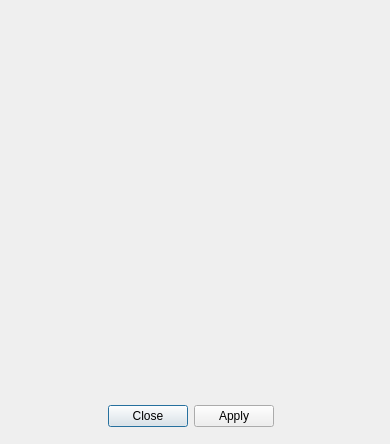
This is tomviz/PresetDialog.ui in OpenChemistry/tomviz as Qt 5 draws it before an edit. The edited form follows.
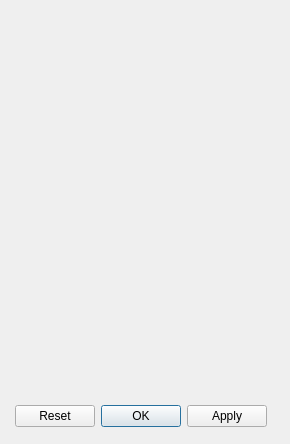
This is the edited form.

Commit message: Apply preset with double-click

```diff
--- a/tomviz/PresetDialog.ui
+++ b/tomviz/PresetDialog.ui
@@ -6,7 +6,7 @@
    <rect>
     <x>0</x>
     <y>0</y>
-    <width>390</width>
+    <width>290</width>
     <height>444</height>
    </rect>
   </property>
@@ -16,9 +16,9 @@
   <widget class="QDialogButtonBox" name="buttonBox">
    <property name="geometry">
     <rect>
-     <x>20</x>
+     <x>0</x>
      <y>400</y>
-     <width>341</width>
+     <width>281</width>
      <height>32</height>
     </rect>
    </property>
@@ -26,7 +26,7 @@
     <enum>Qt::Horizontal</enum>
    </property>
    <property name="standardButtons">
-    <set>QDialogButtonBox::Apply|QDialogButtonBox::Close</set>
+    <set>QDialogButtonBox::Apply|QDialogButtonBox::Ok|QDialogButtonBox::Reset</set>
    </property>
    <property name="centerButtons">
     <bool>true</bool>
```
The commit also changes 6 other files.
